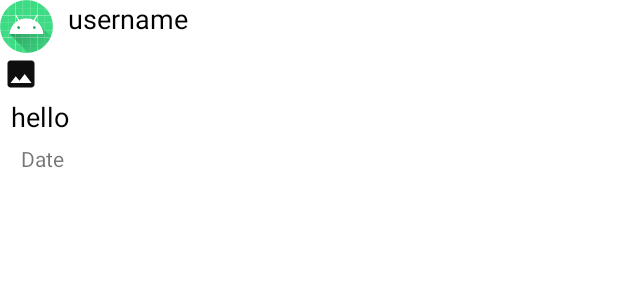
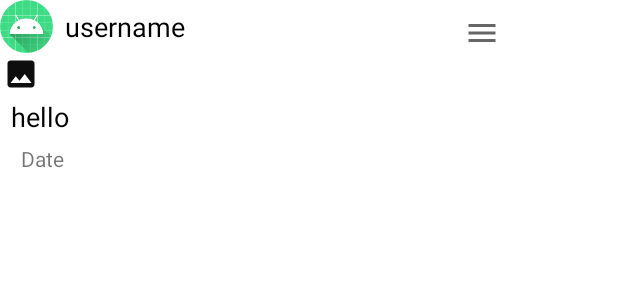
Before and after one commit to jtclapp/Jabber, an Android app: the layout post_item.xml on its own in the app's theme, with its tools: preview values and no code run, on a phone screen of 412 x 824 dp. Shown: the top 300 px of the screen. Run offline under Robolectric (Android 15) with nearby library versions, the phone set to English and light mode, and no system bars.

Commit message:
UI changes

```diff
--- /dev/null
+++ b/app/src/main/res/drawable/postmenu.xml
@@ -0,0 +1,10 @@
+<vector xmlns:android="http://schemas.android.com/apk/res/android"
+    android:width="24dp"
+    android:height="24dp"
+    android:viewportWidth="24"
+    android:viewportHeight="24"
+    android:tint="?attr/colorControlNormal">
+  <path
+      android:fillColor="@android:color/white"
+      android:pathData="M3,18h18v-2L3,16v2zM3,13h18v-2L3,11v2zM3,6v2h18L21,6L3,6z"/>
+</vector>
--- a/app/src/main/res/layout/activity_main.xml
+++ b/app/src/main/res/layout/activity_main.xml
@@ -5,6 +5,7 @@
     android:layout_width="match_parent"
     android:layout_height="wrap_content"
     android:orientation="vertical"
+    android:background="@drawable/gradient_background"
     tools:context=".MainActivity">
 
         <androidx.appcompat.widget.Toolbar
--- a/app/src/main/res/layout/post_item.xml
+++ b/app/src/main/res/layout/post_item.xml
@@ -16,9 +16,21 @@
         android:id="@+id/YourUsername"
         android:layout_toRightOf="@id/Your_profile_image"
         android:layout_toEndOf="@id/Your_profile_image"
-        android:layout_marginLeft="10dp"
+        android:layout_marginLeft="8dp"
+        android:paddingTop="5dp"
         android:textColor="@color/black"
         android:textSize="18sp"/>
+
+
+    <ImageView
+        android:layout_width="wrap_content"
+        android:layout_height="wrap_content"
+        android:layout_marginStart="186dp"
+        android:paddingTop="10dp"
+        android:layout_toEndOf="@id/YourUsername"
+        android:adjustViewBounds="true"
+        android:id="@+id/postMenu"
+        android:src="@drawable/postmenu" />
 
     <ImageView
         android:id="@+id/postImage"
--- a/app/src/main/res/layout/user_item.xml
+++ b/app/src/main/res/layout/user_item.xml
@@ -20,6 +20,7 @@
         android:layout_toEndOf="@id/profile_image"
         android:layout_marginLeft="10dp"
         android:layout_centerVertical="true"
+        android:textColor="@color/black"
         android:textSize="18sp"/>
 
     <de.hdodenhof.circleimageview.CircleImageView
@@ -58,7 +59,7 @@
         android:layout_marginTop="5dp"
         android:paddingTop="5dp"
         android:id="@+id/last_msg"
-        android:textColor="@color/black"
+        android:textColor="@color/cardview_dark_background"
         android:layout_marginLeft="20dp"
         android:maxLines="1"/>
 
```
Also changed, not shown: app/src/main/java/com/modify/jabber/Adapter/ProfileAdapter.java (+48 -4 lines), app/src/main/java/com/modify/jabber/Fragments/ProfileFragment.java (+7 -2 lines), app/src/main/res/drawable/createpost.xml (added, +10 -0 lines), app/src/main/res/drawable/gradient_background.xml (added, +12 -0 lines), app/src/main/res/drawable/message_button.xml (added, +10 -0 lines), app/src/main/res/layout/fragment_profile.xml (+20 -17 lines).
